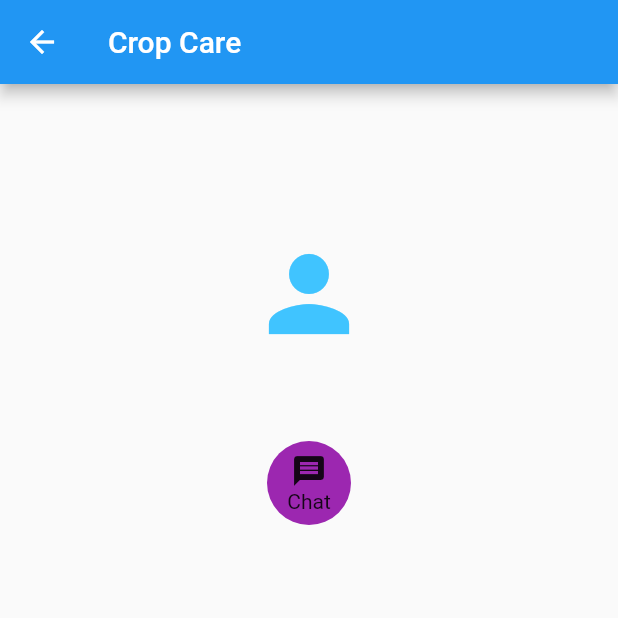
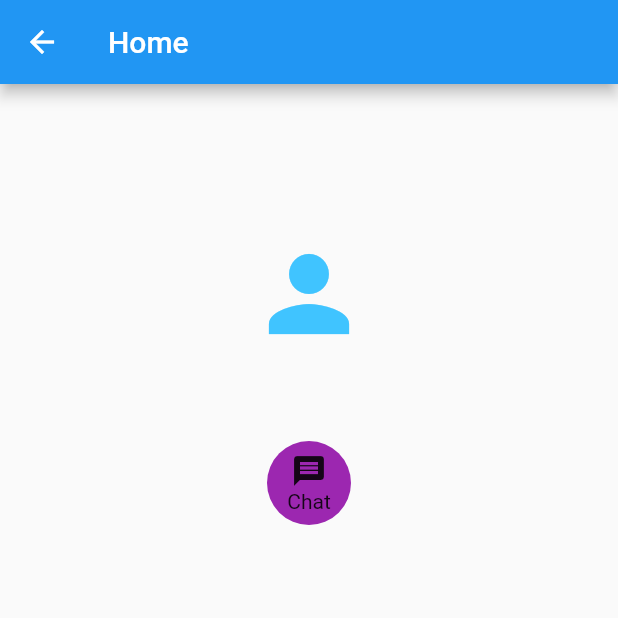
Before and after one commit to The-EnspireTech/Paku, a Flutter app: the screen it shows after launch, after a tap on "Go to Home", on a phone screen of 412 x 824 dp, the top half of it. Run offline on Flutter 3.47's test engine with Material 2 defaults, Android fonts, the phone set to English and light mode, and no system bars; missing offline and left inert: flutter_dialogflow.

Commit message:
updating home

```diff
--- a/kheti/assets/translations/en.json
+++ /dev/null
@@ -1,8 +0,0 @@
-{
-    "Home":"Go to Home",
-    "Crop_Plan":"Go to Crop Plan",
-    "Crop_Care":"Go to Crop Care",
-    "Market":"Go to Market",
-    "News":"Go to News",
-    "Profile":"Go to Profile"
-}
--- a/kheti/assets/translations/hi.json
+++ /dev/null
@@ -1,10 +0,0 @@
-{
-    "Home":"होममा जानुहोस",
-    "Crop_Plan":"बीउको योजना",
-    "Crop_Care":"बीउको हेरचार",
-    "Market":"तपाईको बजार",
-    "News":"समाचार पढ्नुहोस",
-    "Profile":"प्रोफाइल हेर्नुहोस"
-
-
-}
--- a/kheti/lib/home.dart
+++ b/kheti/lib/home.dart
@@ -5,7 +5,7 @@ class Home extends StatelessWidget {
   Widget build(BuildContext context) {
     return Scaffold(
         appBar: AppBar(
-          title: Text('Crop Care'),
+          title: Text('Home'),
         ),
         body: Center(
           child: Padding(
--- a/kheti/lib/main.dart
+++ b/kheti/lib/main.dart
@@ -6,23 +6,13 @@ import 'package:kheti/home.dart';
 import 'package:kheti/market.dart';
 import 'package:kheti/news.dart';
 import 'package:kheti/profile.dart';
-import 'package:easy_localization/easy_localization.dart';
 
-void main() => runApp(
-      EasyLocalization(
-        supportedLocales: [Locale('en', 'US'), Locale('hi', 'US')],
-        path: 'assets/translations',
-        fallbackLocale: Locale('en', 'US'),
-        child: MyApp(),
-      ),
-    );
+void main() => runApp(MyApp());
 
 class MyApp extends StatelessWidget {
   @override
   Widget build(BuildContext context) {
     return MaterialApp(
-      supportedLocales: context.supportedLocales,
-      localizationsDelegates: context.localizationDelegates,
       routes: {
         '/home': (context) => Home(),
         '/cropcare': (context) => CropCare(),
@@ -48,33 +38,7 @@ class MyHome extends StatelessWidget {
             child: Column(
               children: [
                 RaisedButton(
-                  child: Text('Nepali'),
-                  onPressed: () {
-                    context.locale = Locale('hi', 'US');
-                  },
-                  color: Colors.blue,
-                )
-              ],
-            ),
-          ),
-          Container(
-            child: Column(
-              children: [
-                RaisedButton(
-                  child: Text('Nepali'),
-                  onPressed: () {
-                    context.locale = Locale('en', 'US');
-                  },
-                  color: Colors.blue,
-                )
-              ],
-            ),
-          ),
-          Container(
-            child: Column(
-              children: [
-                RaisedButton(
-                  child: Text('Go to Home').tr(),
+                  child: Text('Go to Home'),
                   onPressed: () {
                     Navigator.pushNamed(context, '/home');
                   },
@@ -88,7 +52,7 @@ class MyHome extends StatelessWidget {
             child: Column(
               children: [
                 RaisedButton(
-                  child: Text('Go to Crop Plan').tr(),
+                  child: Text('Go to Crop Plan'),
                   onPressed: () {
                     Navigator.pushNamed(context, '/cropplan');
                   },
--- a/kheti/pubspec.yaml
+++ b/kheti/pubspec.yaml
@@ -30,7 +30,7 @@ dependencies:
   cupertino_icons: ^1.0.0
   flutter_dialogflow: ^0.1.3
   url_launcher: ^5.7.10
-  easy_localization: ^2.3.3
+
 
 
 dev_dependencies:
@@ -44,7 +44,6 @@ dev_dependencies:
 flutter:
   assets:
     - assets/service.json
-    - assets/translations/
   # The following line ensures that the Material Icons font is
   # included with your application, so that you can use the icons in
   # the material Icons class.
```
Also changed, not shown: kheti/pubspec.lock.
